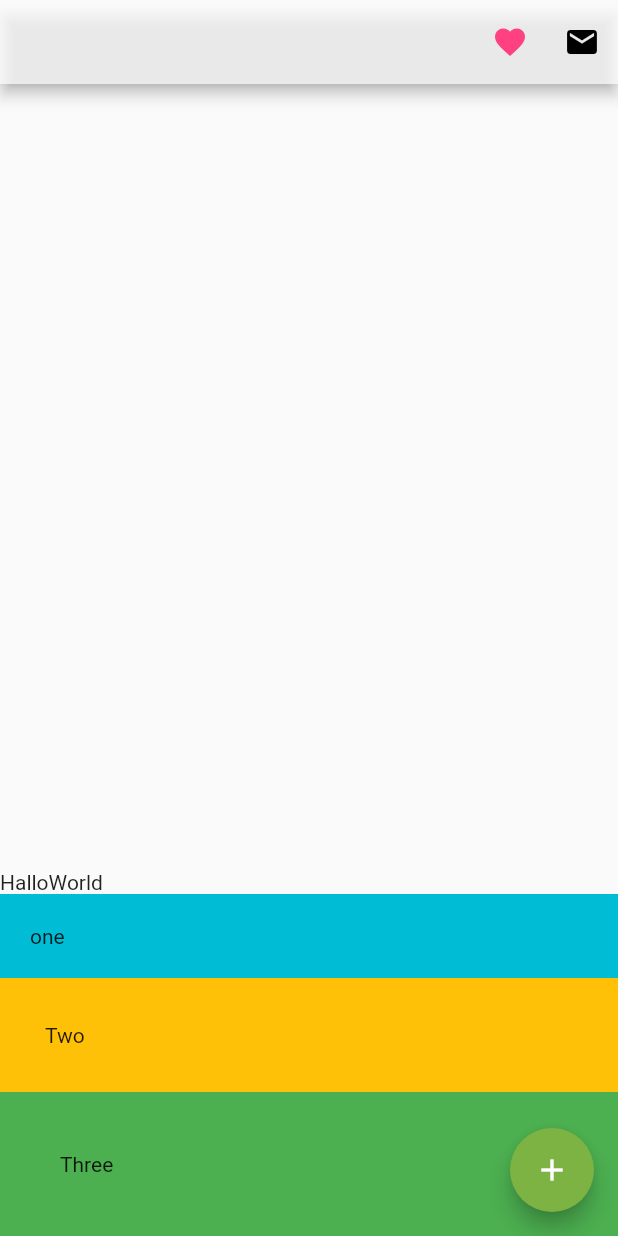
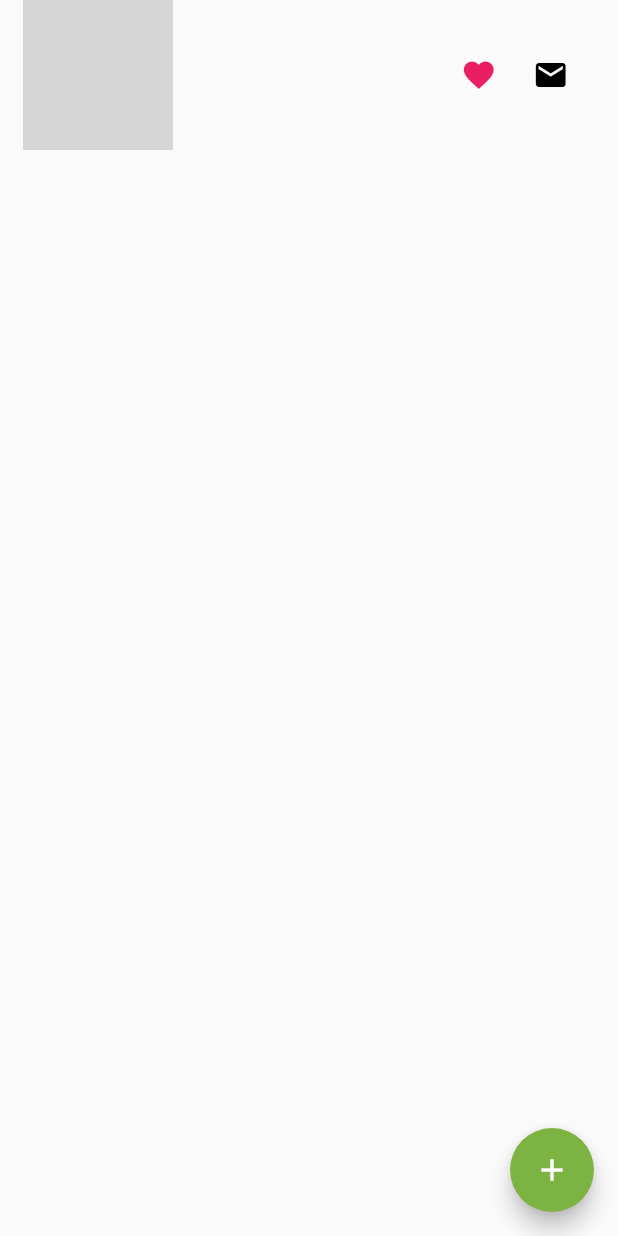
Before and after one commit to Mahendra022/Learn-to-Flutter, a Flutter app: the screen it shows after launch, on a phone screen of 412 x 824 dp. Run offline on Flutter 3.47's test engine with Material 2 defaults, Android fonts, the phone set to English and light mode, and no system bars; grey boxes are pictures that could not be loaded.

Commit message:
Learn 7_Learn Layout custom1

```diff
--- a/lib/main.dart
+++ b/lib/main.dart
@@ -11,45 +11,32 @@ class Home extends StatelessWidget {
   @override
   Widget build(BuildContext context) {
     return Scaffold(
-      appBar: AppBar(
-        backgroundColor: Colors.white70,
-        actions: [
-          IconButton(
-            icon: Icon((Icons.favorite_outlined)),
-            color: Colors.pinkAccent,
-            onPressed: () {},
-          ),
-          IconButton(
-            icon: Icon((Icons.mail)),
-            color: Colors.black,
-            onPressed: () {},
-          ),
-        ],
-      ),
-      body: Column(
-        mainAxisAlignment: MainAxisAlignment.end,
-        crossAxisAlignment: CrossAxisAlignment.stretch,
+      body: Row(
         children: <Widget>[
-          Row(
-            children: <Widget>[
-              Text('Hallo'),
-              Text('World'),
-            ],
+          Container(
+            margin: EdgeInsets.fromLTRB(15, 0, 0.1, 0),
+            child: Image.asset('assets/gojek.png'),
+            width: 100,
+            height: 100,
           ),
           Container(
-            padding: EdgeInsets.all(20.0),
-            color: Colors.cyan,
-            child: Text('one'),
+            margin: EdgeInsets.fromLTRB(180, 0, 0, 0),
+            child: IconButton(
+              icon: Icon((Icons.favorite)),
+              color: Colors.pink,
+              onPressed: () {
+                print('This is favorit');
+              },
+            ),
           ),
           Container(
-            padding: EdgeInsets.all(30.0),
-            color: Colors.amber,
-            child: Text('Two'),
-          ),
-          Container(
-            padding: EdgeInsets.all(40.0),
-            color: Colors.green,
-            child: Text('Three'),
+            child: IconButton(
+              icon: Icon((Icons.mail)),
+              color: Colors.black,
+              onPressed: () {
+                print('This is massage');
+              },
+            ),
           )
         ],
       ),
```
